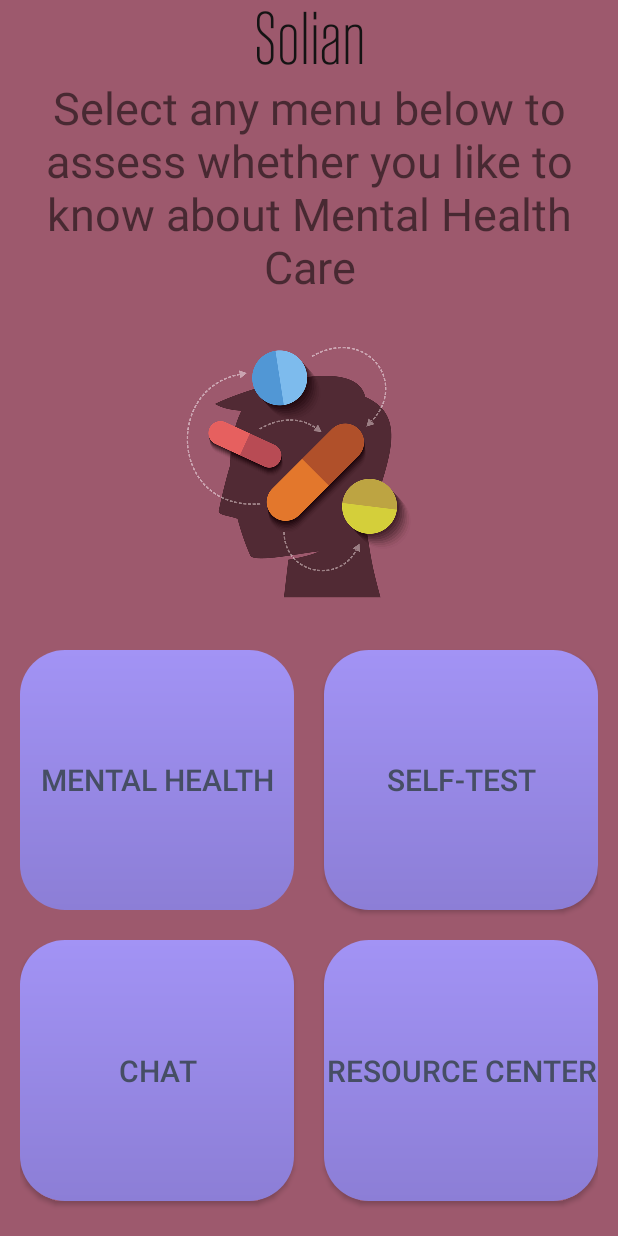
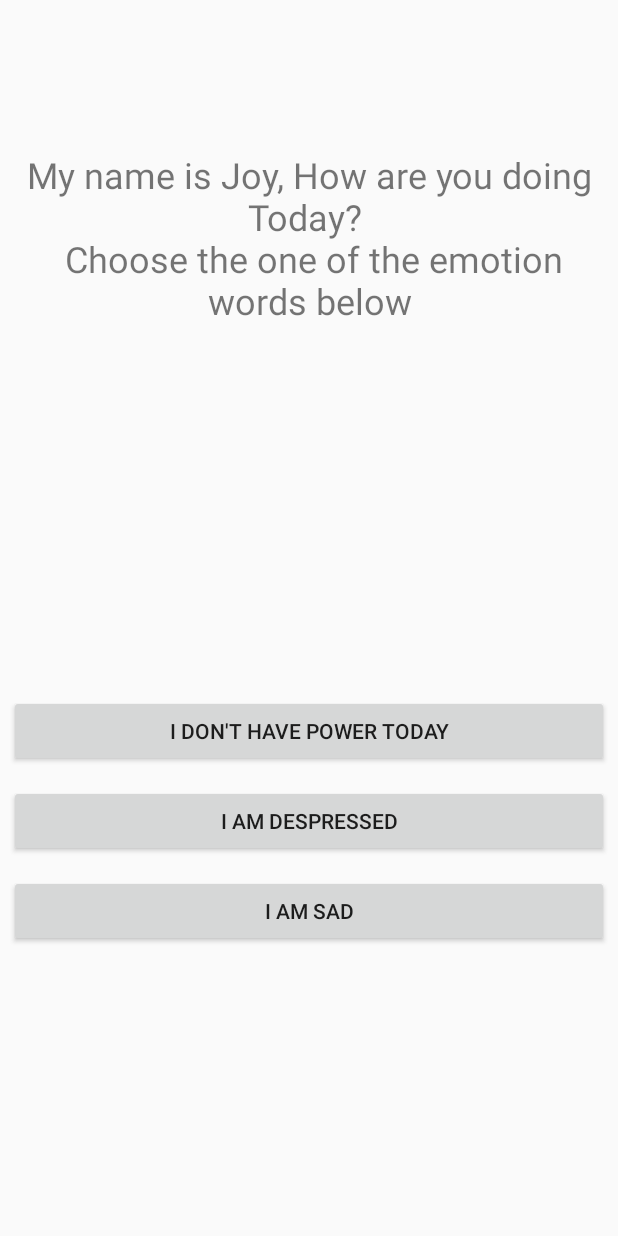
Before and after one commit to jphong1111/Mental_Health_Care, an Android app: the screen it shows after launch (MainActivity before the commit, Menu3 after it), after a tap on "CHAT", on a phone screen of 412 x 824 dp. Run offline under Robolectric (Android 15) with nearby library versions, the phone set to English and light mode, and no system bars.

Commit message:
final commit

```diff
--- a/app/src/main/java/com/example/mental_health_care/Menu3.java
+++ b/app/src/main/java/com/example/mental_health_care/Menu3.java
@@ -1,5 +1,149 @@
 package com.example.mental_health_care;
 
-//chatting about mental health
-public class Menu3 {
+import android.content.Intent;
+import android.os.Bundle;
+import android.view.View;
+import android.widget.Button;
+import android.widget.EditText;
+import android.widget.TextView;
+import android.widget.Toast;
+
+import androidx.appcompat.app.AppCompatActivity;
+
+//Chatting View  about mental health
+public class Menu3 extends AppCompatActivity {
+
+
+    private int level = 1;
+    TextView questionView;
+    Button button1;
+    Button button2;
+    Button button3;
+
+
+    public int getLevel(){
+
+        return level;
+    }
+
+    public void setLevel(int level){
+
+        this.level = level;
+    }
+
+    public int levelup(){
+
+        level = level + 1;
+
+        return level;
+    }
+
+
+
+
+    @Override
+    protected void onCreate(Bundle savedInstanceState) {
+        super.onCreate(savedInstanceState);
+        setContentView(R.layout.menu3);
+
+
+        questionView =  (TextView) findViewById(R.id.questionBoard);
+        button1 = (Button) findViewById(R.id.button1);
+        button2 = (Button) findViewById(R.id.button2);
+        button3 = (Button) findViewById(R.id.button3);
+        EditText Edittext1 = (EditText) findViewById(R.id.textBox);
+
+
+
+
+
+
+
+
+
+        button1.setOnClickListener(new View.OnClickListener() {
+
+            //            Level은 올라간다.
+            @Override
+            public void onClick(View v) {
+                level++;
+                setLevel(level);
+                Toast.makeText(getApplicationContext(),Integer.toString(getLevel()) ,Toast.LENGTH_SHORT).show();
+                changeQeustion(level);
+            }
+        });
+
+        button2.setOnClickListener(new View.OnClickListener() {
+            @Override
+            public void onClick(View v) {
+
+                level++;
+                setLevel(level);
+                changeQeustion(level);
+
+
+            }
+        });
+
+
+        button3.setOnClickListener(new View.OnClickListener() {
+            @Override
+            public void onClick(View v) {
+                level++;
+                setLevel(level);
+                changeQeustion(level);
+
+            }
+        });
+
+
+//       First Question
+        questionView.setText("My name is Joy, How are you doing Today? \n Choose the one of the emotion words below");
+        button1.setText("I don't have power today");
+        button2.setText("I am despressed");
+        button3.setText("I am sad");
+
+
+
+
+    }
+
+    public void changeQeustion(int update) {
+
+        switch(update){
+
+
+            case 1 :
+
+                questionView.setText("My name is Joy, How are you doing Today? \n Choose the one of the emotion words below");
+
+                break;
+
+            case 2 :
+                questionView.setText("It's important to know how i feel, can you tell me what happened at that time");
+                button1.setVisibility(View.GONE);
+                button1.setText("I argued with my friend");
+                button2.setText("I got a bad grade");
+                button3.setText("I am tired");
+
+                break;
+
+            case 3 : questionView.setText("I am always with you \n please don't hesitate contact with me" );
+                button1.setText("I need help");
+                button2.setText("Thank you");
+                button3.setVisibility(View.GONE);
+                break;
+
+
+
+            default: questionView.setText("Thank you for helping me, \n I am so glad to help you");
+
+        }
+
+    }
+
+
+
+
+
 }
--- a/app/src/main/res/layout/menu3.xml
+++ b/app/src/main/res/layout/menu3.xml
@@ -1,6 +1,79 @@
 <?xml version="1.0" encoding="utf-8"?>
 <LinearLayout xmlns:android="http://schemas.android.com/apk/res/android"
     android:orientation="vertical" android:layout_width="match_parent"
-    android:layout_height="match_parent">
+    android:layout_height="match_parent"
+    android:weightSum="10">
+
+
+    <LinearLayout
+        android:layout_width="match_parent"
+        android:layout_weight="2"
+        android:layout_height="wrap_content">
+
+    </LinearLayout>
+    <TextView
+        android:layout_width="match_parent"
+        android:layout_weight="4"
+        android:layout_margin="6dp"
+        android:textSize="24sp"
+        android:layout_height="wrap_content"
+        android:text="Welcome"
+        android:textAlignment="center"
+        android:id="@+id/questionBoard"/>
+
+
+    <!--Empty-->
+    <LinearLayout
+        android:layout_width="match_parent"
+        android:layout_height="wrap_content"
+        android:layout_weight="1"/>
+
+
+
+    <!--Empty-->
+    <LinearLayout
+        android:layout_width="match_parent"
+        android:layout_weight="4"
+        android:layout_height="wrap_content"
+        android:orientation="vertical">
+
+        <Button
+            android:layout_width="match_parent"
+            android:layout_height="wrap_content"
+            android:id="@+id/button1"
+            android:text="1"
+            android:layout_margin="6dp"/>
+        <Button
+            android:layout_width="match_parent"
+            android:layout_height="wrap_content"
+            android:id="@+id/button2"
+            android:text="2"
+            android:layout_margin="6dp"/>
+        <Button
+            android:layout_width="match_parent"
+            android:layout_height="wrap_content"
+            android:id="@+id/button3"
+            android:layout_margin="6dp"
+            android:text="3"/>
+
+        <EditText
+            android:layout_height="match_parent"
+            android:layout_width="wrap_content"
+            android:id="@+id/textBox"
+
+            />
+
+
+        <!--<TextView-->
+        <!--android:layout_width="wrap_content"-->
+        <!--android:layout_height="wrap_content"-->
+        <!--android:id="@+id/counter"/>-->
+
+
+    </LinearLayout>
+
+
+
+
 
 </LinearLayout>
```
